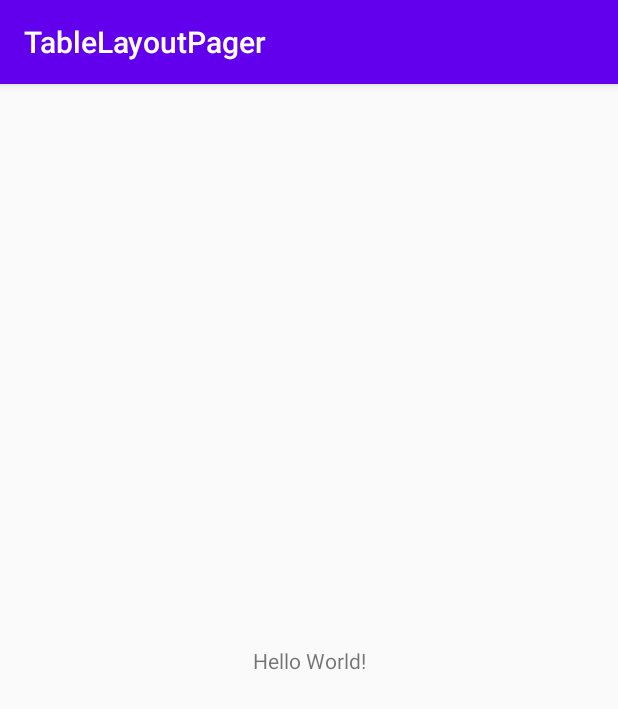
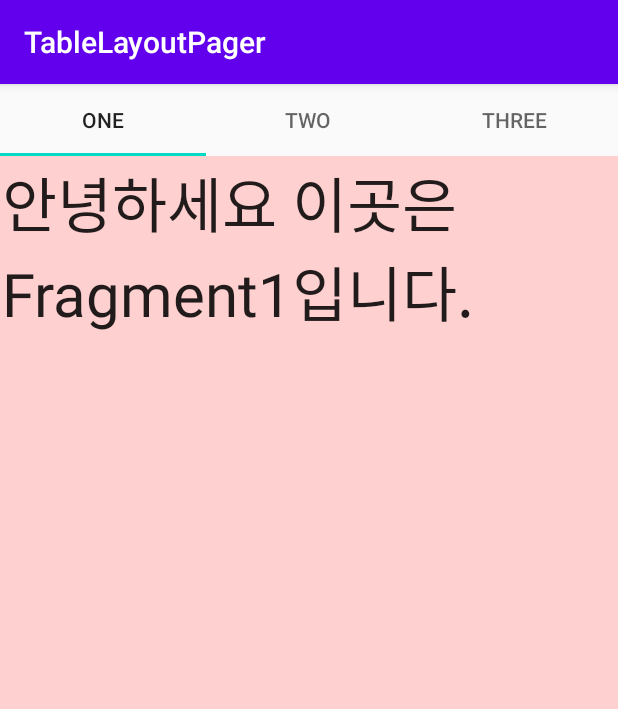
Before and after one commit to Opadak/TableLayoutPager, an Android app: the screen it shows after launch (MainActivity before the commit, TabPagerActivity after it), on a phone screen of 412 x 824 dp. Shown: the top 709 px of the screen. Run offline under Robolectric (Android 15) with nearby library versions, the phone set to English and light mode, and no system bars.

Commit message:
2020-11-06 Commit

```diff
--- a/app/src/main/AndroidManifest.xml
+++ b/app/src/main/AndroidManifest.xml
@@ -17,11 +17,7 @@
             </intent-filter>
         </activity>
         <activity android:name=".MainActivity">
-            <intent-filter>
-                <action android:name="android.intent.action.MAIN" />
 
-                <category android:name="android.intent.category.LAUNCHER" />
-            </intent-filter>
         </activity>
     </application>
 
--- /dev/null
+++ b/app/src/main/java/com/example/tablelayoutpager/Fragment2.kt
@@ -0,0 +1,20 @@
+package com.example.tablelayoutpager
+
+import android.os.Bundle
+import android.view.LayoutInflater
+import android.view.View
+import android.view.ViewGroup
+import androidx.fragment.app.Fragment
+
+class Fragment2 : Fragment() {
+
+    override fun onCreateView(
+        inflater: LayoutInflater,
+        container: ViewGroup?,
+        savedInstanceState: Bundle?
+    ): View? {
+        return inflater.inflate(R.layout.fragment2, container, false)
+        //inflater.inflater(객체화할 xml파일, 보여줄 레이아웃, 바로 inflate 할지 여부)
+    }
+
+}
--- /dev/null
+++ b/app/src/main/java/com/example/tablelayoutpager/Fragmnet1.kt
@@ -0,0 +1,18 @@
+package com.example.tablelayoutpager
+
+import android.os.Bundle
+import android.view.LayoutInflater
+import android.view.View
+import android.view.ViewGroup
+import androidx.fragment.app.Fragment
+
+class Fragmnet1 : Fragment() {
+
+    override fun onCreateView(
+        inflater: LayoutInflater,
+        container: ViewGroup?,
+        savedInstanceState: Bundle?
+    ): View? {
+        return inflater.inflate(R.layout.fragment1 , container , false)
+    }
+}
--- a/app/src/main/java/com/example/tablelayoutpager/TabPagerActivity.kt
+++ b/app/src/main/java/com/example/tablelayoutpager/TabPagerActivity.kt
@@ -2,10 +2,74 @@ package com.example.tablelayoutpager
 
 import androidx.appcompat.app.AppCompatActivity
 import android.os.Bundle
+import androidx.fragment.app.Fragment
+import androidx.fragment.app.FragmentManager
+import androidx.fragment.app.FragmentStatePagerAdapter
+import com.google.android.material.tabs.TabLayout
+import kotlinx.android.synthetic.main.activity_tab_pager.*
+import java.util.*
 
 class TabPagerActivity : AppCompatActivity() {
     override fun onCreate(savedInstanceState: Bundle?) {
         super.onCreate(savedInstanceState)
         setContentView(R.layout.activity_tab_pager)
+
+        //taplayout 설정
+        tab_layout.addTab(tab_layout.newTab().setText("ONE"))
+        tab_layout.addTab(tab_layout.newTab().setText("TWO"))
+        tab_layout.addTab(tab_layout.newTab().setText("THREE"))
+        //pagerAdapter 생성
+        val pagerAdapter = PagerAdapter(supportFragmentManager,3)
+        view_pager.adapter = pagerAdapter
+
+        tab_layout.addOnTabSelectedListener(object : TabLayout.OnTabSelectedListener{
+            override fun onTabReselected(tab: TabLayout.Tab?) { //탭이 다시 선택 되었을 때
+
+            }
+
+            override fun onTabUnselected(tab: TabLayout.Tab?) {
+
+            }
+
+            override fun onTabSelected(tab: TabLayout.Tab?) {
+                view_pager.currentItem = tab!!.position //Tab이 Null값이 올 수 있기 때문에 무조건 Null이 아니다 라는 !를 적어주었다.
+                //currentItem에는 Null값을 넣을 수 없다.
+            }
+        })
+
+
+        view_pager.addOnPageChangeListener(TabLayout.TabLayoutOnPageChangeListener(tab_layout))
+        // -> pager가 이동했을 대 탭을 이동시키는 코드
     }
 }
+
+
+// 페이저 탭 레이아웃이 상호작용하기 위해서는 Listener를 사용한다.
+// adapter는 pager를 위한것.
+
+class PagerAdapter(
+    fragmentManager: FragmentManager,  //fragment를 사용하겠다.
+    val tabCount: Int
+) :FragmentStatePagerAdapter(fragmentManager) {
+    override fun getItem(position: Int): Fragment { //아이템 하나를 찾을 때 이것!  하나를 리턴해줌
+        when(position){
+            0 -> {
+                return Fragmnet1()
+            }
+            1 -> {
+                return Fragment2()
+            }
+            2 -> {
+                return Fragment3()
+            }
+            else ->{
+                return Fragmnet1()
+            }
+        }
+    }
+
+    override fun getCount(): Int { //전체 크기
+        return tabCount
+
+    }
+}
--- /dev/null
+++ b/app/src/main/res/layout/fragment1.xml
@@ -0,0 +1,17 @@
+<?xml version="1.0" encoding="utf-8"?>
+<LinearLayout xmlns:android="http://schemas.android.com/apk/res/android"
+    android:orientation="vertical"
+    android:layout_width="match_parent"
+    android:layout_height="match_parent"
+    android:background="#FFD0D0">
+
+    <TextView
+        android:layout_width="match_parent"
+        android:layout_height="120dp"
+        android:layout_gravity="center"
+        android:layout_margin="1dp"
+        android:text="안녕하세요 이곳은 Fragment1입니다. "
+        android:textAppearance="@style/TextAppearance.AppCompat.Body1"
+        android:textSize="40dp" />
+
+</LinearLayout>
```
Also changed, not shown: app/src/main/java/com/example/tablelayoutpager/Fragment3.kt (added, +19 -0 lines), app/src/main/res/layout/fragment2.xml (added, +15 -0 lines), app/src/main/res/layout/fragment3.xml (added, +15 -0 lines), 1 other file.
